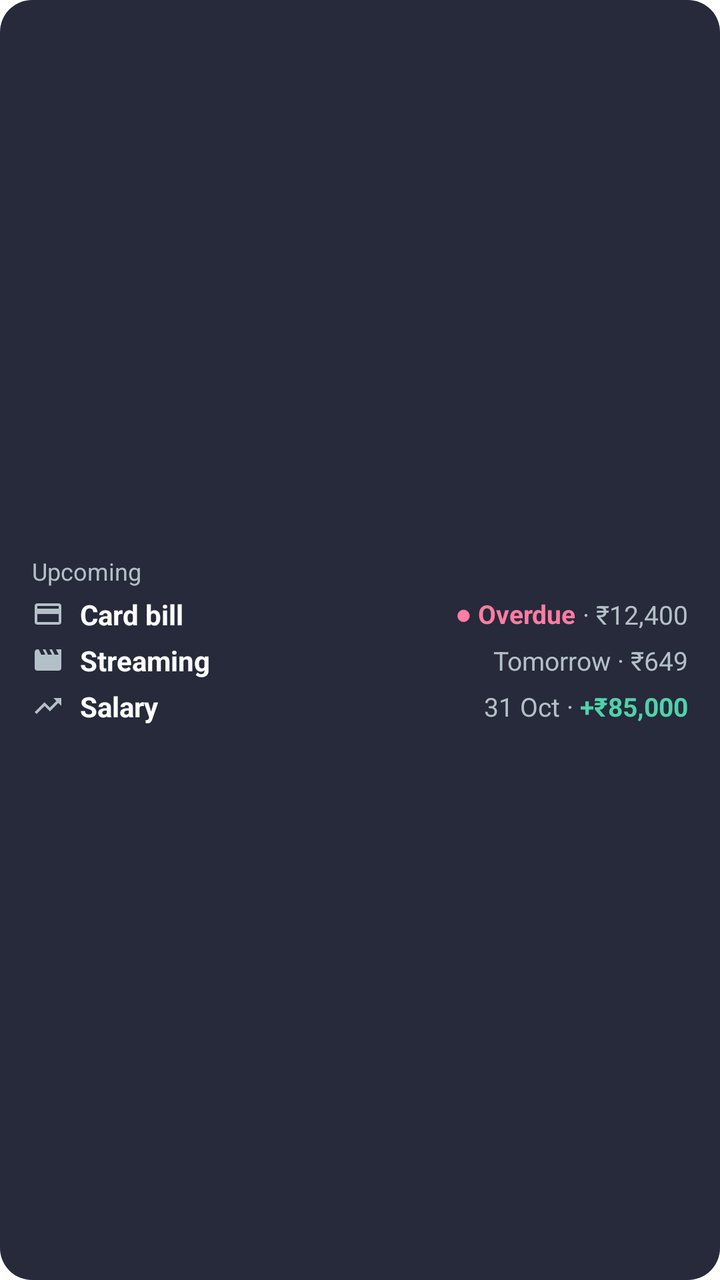
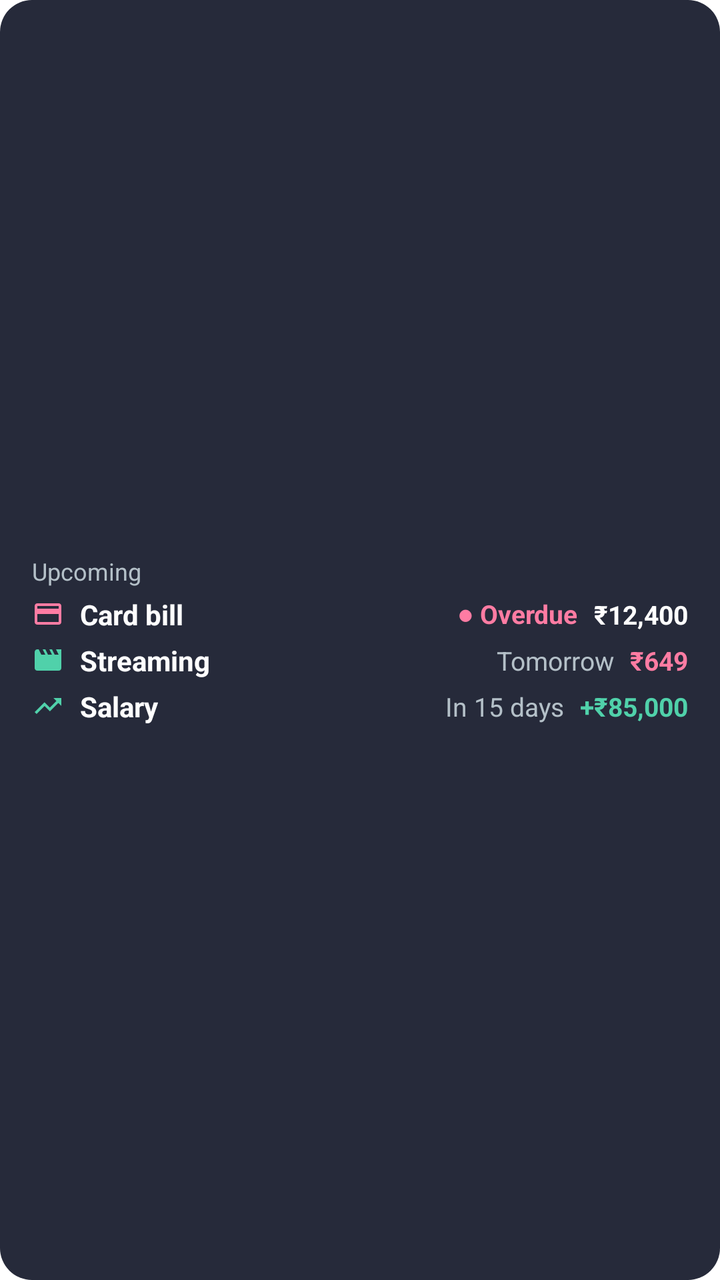

An Android layout rendered at two revisions. The XML below is the earlier revision; the diff shows what the commit changed to produce the second picture.
<!-- AndroidManifest.xml: fallback theme Theme.MaterialComponents.DayNight.NoActionBar -->
<!-- res/layout/home_widget_upcoming_preview.xml -->
<?xml version="1.0" encoding="utf-8"?>
<FrameLayout xmlns:android="http://schemas.android.com/apk/res/android"
    android:layout_width="match_parent"
    android:layout_height="match_parent">

    <ImageView
        android:layout_width="match_parent"
        android:layout_height="match_parent"
        android:importantForAccessibility="no"
        android:scaleType="fitXY"
        android:src="@drawable/budget_widget_bg"
        android:tint="#262A3A" />

    <LinearLayout
        android:layout_width="match_parent"
        android:layout_height="match_parent"
        android:gravity="center_vertical"
        android:orientation="vertical"
        android:paddingHorizontal="16dp"
        android:paddingVertical="10dp">

        <TextView
            android:layout_width="match_parent"
            android:layout_height="wrap_content"
            android:text="@string/home_widget_upcoming_title"
            android:textColor="#B4C0C8"
            android:textSize="12sp" />

        <LinearLayout
            android:layout_width="match_parent"
            android:layout_height="wrap_content"
            android:layout_marginTop="4dp"
            android:gravity="center_vertical"
            android:orientation="horizontal">

            <ImageView
                android:layout_width="16dp"
                android:layout_height="16dp"
                android:layout_marginEnd="8dp"
                android:importantForAccessibility="no"
                android:src="@drawable/widget_ic_card"
                android:tint="#B4C0C8" />

            <TextView
                android:layout_width="0dp"
                android:layout_height="wrap_content"
                android:layout_weight="1"
                android:maxLines="1"
                android:text="Card bill"
                android:textColor="#FFFFFF"
                android:textSize="14sp"
                android:textStyle="bold" />

            <TextView
                android:layout_width="wrap_content"
                android:layout_height="wrap_content"
                android:layout_marginStart="8dp"
                android:maxLines="1"
                android:text="● Overdue"
                android:textColor="#FF7CA3"
                android:textSize="13sp"
                android:textStyle="bold" />

            <TextView
                android:layout_width="wrap_content"
                android:layout_height="wrap_content"
                android:maxLines="1"
                android:text=" · ₹12,400"
                android:textColor="#B4C0C8"
                android:textSize="13sp" />
        </LinearLayout>

        <LinearLayout
            android:layout_width="match_parent"
            android:layout_height="wrap_content"
            android:layout_marginTop="4dp"
            android:gravity="center_vertical"
            android:orientation="horizontal">

            <ImageView
                android:layout_width="16dp"
                android:layout_height="16dp"
                android:layout_marginEnd="8dp"
                android:importantForAccessibility="no"
                android:src="@drawable/widget_ic_movie"
                android:tint="#B4C0C8" />

            <TextView
                android:layout_width="0dp"
                android:layout_height="wrap_content"
                android:layout_weight="1"
                android:maxLines="1"
                android:text="Streaming"
                android:textColor="#FFFFFF"
                android:textSize="14sp"
                android:textStyle="bold" />

            <TextView
                android:layout_width="wrap_content"
                android:layout_height="wrap_content"
                android:layout_marginStart="8dp"
                android:maxLines="1"
                android:text="Tomorrow · ₹649"
                android:textColor="#B4C0C8"
                android:textSize="13sp" />
        </LinearLayout>

        <LinearLayout
            android:layout_width="match_parent"
            android:layout_height="wrap_content"
            android:layout_marginTop="4dp"
            android:gravity="center_vertical"
            android:orientation="horizontal">

            <ImageView
                android:layout_width="16dp"
                android:layout_height="16dp"
                android:layout_marginEnd="8dp"
                android:importantForAccessibility="no"
                android:src="@drawable/widget_ic_income"
                android:tint="#B4C0C8" />

            <TextView
                android:layout_width="0dp"
                android:layout_height="wrap_content"
                android:layout_weight="1"
                android:maxLines="1"
                android:text="Salary"
                android:textColor="#FFFFFF"
                android:textSize="14sp"
                android:textStyle="bold" />

            <TextView
                android:layout_width="wrap_content"
                android:layout_height="wrap_content"
                android:layout_marginStart="8dp"
                android:maxLines="1"
                android:text="31 Oct · "
                android:textColor="#B4C0C8"
                android:textSize="13sp" />

            <TextView
                android:layout_width="wrap_content"
                android:layout_height="wrap_content"
                android:maxLines="1"
                android:text="+₹85,000"
                android:textColor="#50D1AA"
                android:textSize="13sp"
                android:textStyle="bold" />
        </LinearLayout>
    </LinearLayout>
</FrameLayout>
<!-- resources referenced by this layout -->
<resources>
  <!-- drawable budget_widget_bg (drawable) -->
  <?xml version="1.0" encoding="utf-8"?>
  <shape xmlns:android="http://schemas.android.com/apk/res/android"
      android:shape="rectangle">
      <solid android:color="#FFFFFF" />
      <corners android:radius="16dp" />
  </shape>
  <!-- drawable widget_ic_card (drawable) -->
  <?xml version="1.0" encoding="utf-8"?>
  <vector xmlns:android="http://schemas.android.com/apk/res/android"
      android:width="24dp"
      android:height="24dp"
      android:viewportWidth="24"
      android:viewportHeight="24">
      <path
          android:fillColor="#FFFFFFFF"
          android:pathData="M20,4H4c-1.11,0 -1.99,0.89 -1.99,2L2,18c0,1.11 0.89,2 2,2h16c1.11,0 2,-0.89 2,-2V6c0,-1.11 -0.89,-2 -2,-2zM20,18H4v-6h16v6zM20,8H4V6h16v2z" />
  </vector>
  <!-- drawable widget_ic_income (drawable) -->
  <?xml version="1.0" encoding="utf-8"?>
  <vector xmlns:android="http://schemas.android.com/apk/res/android"
      android:width="24dp"
      android:height="24dp"
      android:viewportWidth="24"
      android:viewportHeight="24">
      <path
          android:fillColor="#FFFFFFFF"
          android:pathData="M16,6l2.29,2.29 -4.88,4.88 -4,-4L2,16.59 3.41,18l6,-6 4,4 6.3,-6.29L22,12V6z" />
  </vector>
  <!-- drawable widget_ic_movie (drawable) -->
  <?xml version="1.0" encoding="utf-8"?>
  <vector xmlns:android="http://schemas.android.com/apk/res/android"
      android:width="24dp"
      android:height="24dp"
      android:viewportWidth="24"
      android:viewportHeight="24">
      <path
          android:fillColor="#FFFFFFFF"
          android:pathData="M18,4l2,4h-3l-2,-4h-2l2,4h-3l-2,-4H8l2,4H7L5,4H4c-1.1,0 -1.99,0.9 -1.99,2L2,18c0,1.1 0.9,2 2,2h16c1.1,0 2,-0.9 2,-2V4h-4z" />
  </vector>
  <string name="home_widget_upcoming_title">Upcoming</string>
</resources>

<!-- the commit's change to res/layout/home_widget_upcoming_preview.xml (unified diff, before → after) -->
@@ -39,7 +39,7 @@
                 android:layout_marginEnd="8dp"
                 android:importantForAccessibility="no"
                 android:src="@drawable/widget_ic_card"
-                android:tint="#B4C0C8" />
+                android:tint="#FF7CA3" />
 
             <TextView
                 android:layout_width="0dp"
@@ -64,10 +64,12 @@
             <TextView
                 android:layout_width="wrap_content"
                 android:layout_height="wrap_content"
+                android:layout_marginStart="8dp"
                 android:maxLines="1"
-                android:text=" · ₹12,400"
-                android:textColor="#B4C0C8"
-                android:textSize="13sp" />
+                android:text="₹12,400"
+                android:textColor="#FFFFFF"
+                android:textSize="13sp"
+                android:textStyle="bold" />
         </LinearLayout>
 
         <LinearLayout
@@ -83,7 +85,7 @@
                 android:layout_marginEnd="8dp"
                 android:importantForAccessibility="no"
                 android:src="@drawable/widget_ic_movie"
-                android:tint="#B4C0C8" />
+                android:tint="#50D1AA" />
 
             <TextView
                 android:layout_width="0dp"
@@ -100,9 +102,19 @@
                 android:layout_height="wrap_content"
                 android:layout_marginStart="8dp"
                 android:maxLines="1"
-                android:text="Tomorrow · ₹649"
+                android:text="Tomorrow"
                 android:textColor="#B4C0C8"
                 android:textSize="13sp" />
+
+            <TextView
+                android:layout_width="wrap_content"
+                android:layout_height="wrap_content"
+                android:layout_marginStart="8dp"
+                android:maxLines="1"
+                android:text="₹649"
+                android:textColor="#FF7CA3"
+                android:textSize="13sp"
+                android:textStyle="bold" />
         </LinearLayout>
 
         <LinearLayout
@@ -118,7 +130,7 @@
                 android:layout_marginEnd="8dp"
                 android:importantForAccessibility="no"
                 android:src="@drawable/widget_ic_income"
-                android:tint="#B4C0C8" />
+                android:tint="#50D1AA" />
 
             <TextView
                 android:layout_width="0dp"
@@ -135,13 +147,14 @@
                 android:layout_height="wrap_content"
                 android:layout_marginStart="8dp"
                 android:maxLines="1"
-                android:text="31 Oct · "
+                android:text="In 15 days"
                 android:textColor="#B4C0C8"
                 android:textSize="13sp" />
 
             <TextView
                 android:layout_width="wrap_content"
                 android:layout_height="wrap_content"
+                android:layout_marginStart="8dp"
                 android:maxLines="1"
                 android:text="+₹85,000"
                 android:textColor="#50D1AA"
